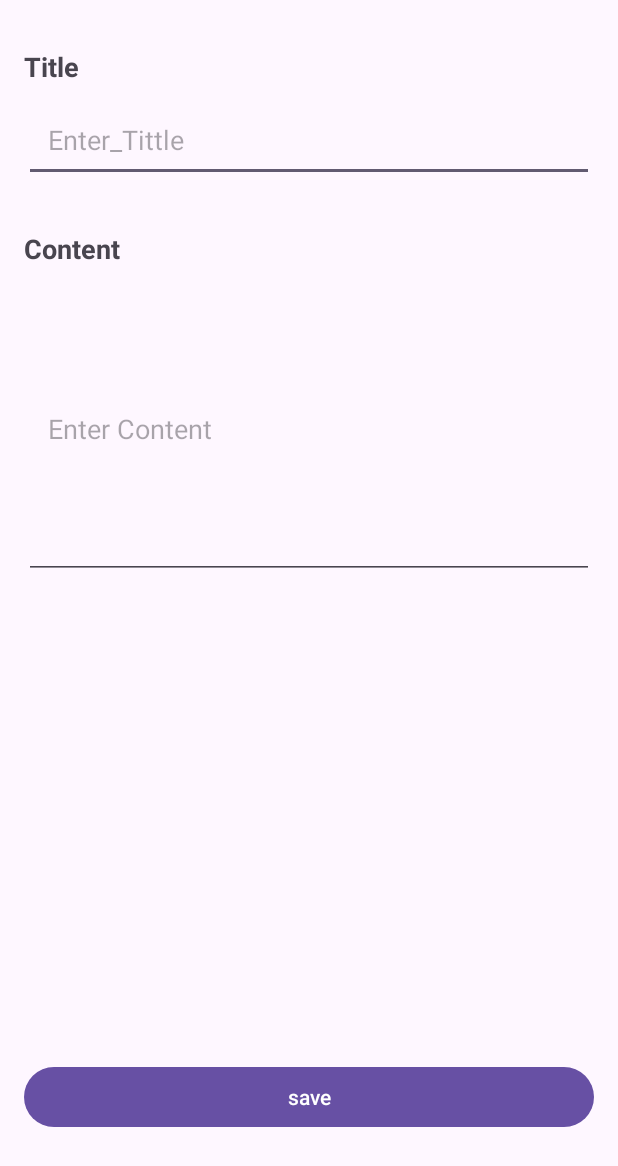
After one commit to Rifal777/pertemuan11, an Android app: the AddNoteActivity screen opened directly, with no data from a screen before it, on a phone screen of 412 x 824 dp. The commit adds this screen. Shown: the top 1166 px of the screen. Run offline under Robolectric (Android 15) with nearby library versions, the phone set to English and light mode, and no system bars; our stand-ins replace Room's generated code.

Commit message:
tambahan pertemuan 11
lanjutan

```diff
--- a/app/src/main/AndroidManifest.xml
+++ b/app/src/main/AndroidManifest.xml
@@ -13,6 +13,9 @@
         android:theme="@style/Theme.Room_persistence"
         tools:targetApi="31">
         <activity
+            android:name=".ui.AddNoteActivity"
+            android:exported="false" />
+        <activity
             android:name=".MainActivity"
             android:exported="true">
             <intent-filter>
--- a/app/src/main/java/com/example/room_persistence/room/Note.kt
+++ b/app/src/main/java/com/example/room_persistence/room/Note.kt
@@ -2,13 +2,12 @@ package com.example.room_persistence.room
 
 import androidx.room.Entity
 import androidx.room.PrimaryKey
-import java.sql.Timestamp
 
 @Entity(tableName = "notes")
 data class Note(
     @PrimaryKey(autoGenerate = true)
-    val id: Int=0,
+    val id: Int =0,
     val title: String,
     val content: String,
-    val timestamp: Timestamp
+    val timestamp: String
 )
--- /dev/null
+++ b/app/src/main/java/com/example/room_persistence/ui/AddNoteActivity.kt
@@ -0,0 +1,75 @@
+package com.example.room_persistence.ui
+
+import android.os.Bundle
+import android.widget.Button
+import android.widget.EditText
+import android.widget.Toast
+import androidx.activity.enableEdgeToEdge
+import androidx.appcompat.app.AppCompatActivity
+import androidx.core.view.ViewCompat
+import androidx.core.view.WindowInsetsCompat
+import com.example.room_persistence.R
+import com.example.room_persistence.room.Note
+import com.example.room_persistence.room.NoteDatabase
+import kotlinx.coroutines.CoroutineScope
+import kotlinx.coroutines.Dispatchers
+import kotlinx.coroutines.launch
+import java.text.SimpleDateFormat
+import java.util.Date
+import java.util.Locale
+
+class AddNoteActivity : AppCompatActivity() {
+    private lateinit var editTextTitle: EditText
+    private lateinit var editTextContent: EditText
+    private lateinit var buttonSave: Button
+    private lateinit var noteDatabase: NoteDatabase
+    override fun onCreate(savedInstanceState: Bundle?) {
+
+
+        super.onCreate(savedInstanceState)
+        enableEdgeToEdge()
+        setContentView(R.layout.activity_add_note)
+        ViewCompat.setOnApplyWindowInsetsListener(findViewById(R.id.main)) { v, insets ->
+            val systemBars = insets.getInsets(WindowInsetsCompat.Type.systemBars())
+            v.setPadding(systemBars.left, systemBars.top, systemBars.right, systemBars.bottom)
+            insets
+        }
+
+        editTextTitle= findViewById(R.id.editTextTitle)
+        editTextContent=findViewById(R.id.editTextContent)
+        buttonSave=findViewById(R.id.ButtonSave)
+
+        noteDatabase= NoteDatabase.getDatabase(this)
+        buttonSave.setOnClickListener{
+            saveNote()
+        }
+    }
+    private fun saveNote(){
+        val title = editTextTitle.text.toString()
+        val content= editTextContent.text.toString()
+        val timestamp = SimpleDateFormat("yyyy-MM-dd HH:mm:ss", Locale.getDefault()).format(Date())
+        val note = Note(title =title, content =content, timestamp =timestamp)
+
+        CoroutineScope(Dispatchers.IO).launch{
+            try {
+                noteDatabase.NoteDao().insert(note)
+                runOnUiThread{
+                    Toast.makeText(this@AddNoteActivity,"note save succes", Toast.LENGTH_SHORT).show()
+                    finish()
+
+                }
+            } catch (e: Exception){
+                runOnUiThread{
+                    Toast.makeText(this@AddNoteActivity,"failed to save note:${e.message}", Toast.LENGTH_SHORT).show()
+                }
+            }
+        }
+
+
+        if (title.isEmpty()|| content.isEmpty()){
+            Toast.makeText(this,"title and content cannot empty", Toast.LENGTH_SHORT).show()
+            return
+        }
+
+    }
+}
--- /dev/null
+++ b/app/src/main/res/layout/activity_add_note.xml
@@ -0,0 +1,76 @@
+<?xml version="1.0" encoding="utf-8"?>
+<androidx.constraintlayout.widget.ConstraintLayout xmlns:android="http://schemas.android.com/apk/res/android"
+    xmlns:app="http://schemas.android.com/apk/res-auto"
+    xmlns:tools="http://schemas.android.com/tools"
+    android:id="@+id/main"
+    android:layout_width="match_parent"
+    android:layout_height="match_parent"
+    tools:context=".ui.AddNoteActivity">
+    <TextView
+        android:id="@+id/editTextTitleLabel"
+        android:layout_width="wrap_content"
+        android:layout_height="wrap_content"
+        android:text="Title"
+        android:textSize="18sp"
+        android:textStyle="bold"
+        app:layout_constraintTop_toTopOf="parent"
+        app:layout_constraintStart_toStartOf="parent"
+        android:layout_marginTop="32dp"
+        android:layout_marginStart="16dp"
+        />
+    <EditText
+        android:id="@+id/editTextTitle"
+        android:layout_width="0dp"
+        android:layout_height="wrap_content"
+        android:hint="Enter_Tittle"
+        android:padding="16dp"
+        app:layout_constraintTop_toBottomOf="@+id/editTextTitleLabel"
+app:layout_constraintStart_toStartOf="parent"
+        app:layout_constraintEnd_toEndOf="parent"
+        android:layout_marginTop="8dp"
+        android:layout_marginStart="16dp"
+         android:layout_marginEnd="16dp" />
+
+    <TextView
+        android:id="@+id/editTextContentLabel"
+        android:layout_width="wrap_content"
+        android:layout_height="wrap_content"
+        android:text="Content"
+        android:textSize="18sp"
+        android:textStyle="bold"
+        app:layout_constraintTop_toBottomOf="@id/editTextTitle"
+        app:layout_constraintStart_toStartOf="parent"
+        android:layout_marginTop="32dp"
+        android:layout_marginStart="16dp"
+        />
+    <EditText
+        android:id="@+id/editTextContent"
+        android:layout_width="0dp"
+        android:layout_height="200dp"
+        android:hint="Enter Content"
+        android:padding="16dp"
+        android:inputType="textMultiLine"
+        app:layout_constraintTop_toBottomOf="@+id/editTextContentLabel"
+        app:layout_constraintStart_toStartOf="parent"
+        app:layout_constraintEnd_toEndOf="parent"
+        android:layout_marginTop="8dp"
+        android:layout_marginStart="16dp"
+        android:layout_marginEnd="16dp" />
+
+<Button
+    android:id="@+id/ButtonSave"
+    android:layout_width="0dp"
+    android:layout_height="wrap_content"
+    android:text="save"
+    app:layout_constraintTop_toBottomOf="@id/editTextContent"
+    app:layout_constraintStart_toStartOf="parent"
+    app:layout_constraintEnd_toEndOf="parent"
+    android:layout_marginTop="321dp"
+    android:layout_marginStart="16dp"
+    android:layout_marginEnd="16dp"
+    android:layout_marginBottom="32dp"
+    />
+
+
+
+</androidx.constraintlayout.widget.ConstraintLayout>
```
Also changed, not shown: app/build.gradle.kts (+9 -3 lines), app/src/main/java/com/example/room_persistence/MainActivity.kt (+31 -0 lines), app/src/main/java/com/example/room_persistence/room/MainViewModel.kt (added, +32 -0 lines), app/src/main/java/com/example/room_persistence/room/NoteAdapter.kt (added, +37 -0 lines), app/src/main/res/drawable/border.xml (added, +15 -0 lines), app/src/main/res/layout/activity_main.xml (+15 -4 lines), app/src/main/res/layout/note_item.xml (added, +43 -0 lines).
